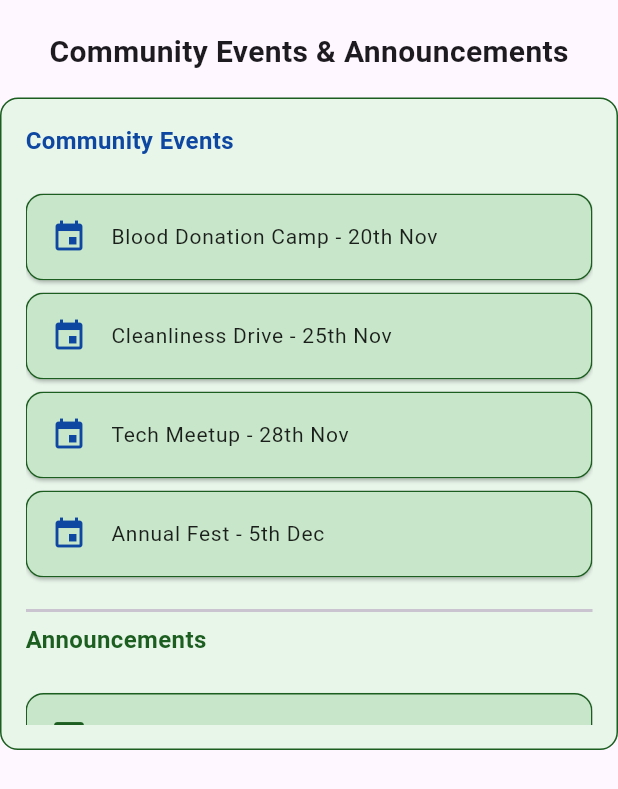
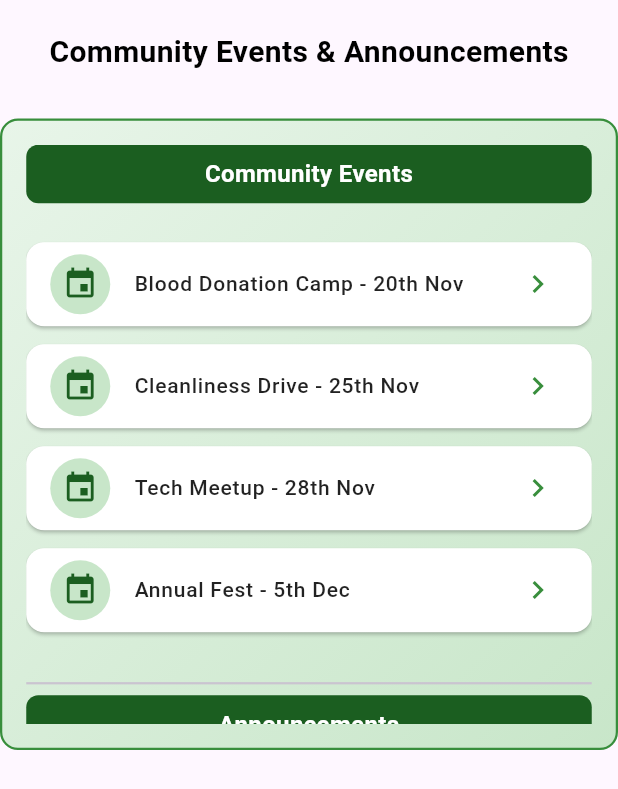
Before and after one commit to NK2552003/Hostel_Management_App, a Flutter app: the CommunityEvents widget shown alone on an empty page, opened directly, on a phone screen of 412 x 824 dp. Shown: the top 789 px of the screen. Run offline on Flutter 3.47's test engine with Material 3 defaults, Android fonts, the phone set to English and light mode, and no system bars; our stand-ins replace animated_splash_screen, fl_chart, flutter_svg, image_picker, smooth_page_indicator.

Commit message:
new changes

```diff
--- a/lib/components/event_list.dart
+++ b/lib/components/event_list.dart
@@ -29,100 +29,127 @@ class CommunityEvents extends StatelessWidget {
               style: TextStyle(
                 fontSize: 20,
                 fontWeight: FontWeight.bold,
+                color: Colors.black, // Match the primary color
               ),
             ),
           ),
-          const SizedBox(height: 16),
+          const SizedBox(height: 30),
           Expanded(
             child: Container(
               padding: const EdgeInsets.all(16),
               decoration: BoxDecoration(
-                color: Colors.green.shade50,
+                gradient: LinearGradient(
+                  colors: [Colors.green.shade50, Colors.green.shade100],
+                  begin: Alignment.topLeft,
+                  end: Alignment.bottomRight,
+                ),
                 borderRadius: BorderRadius.circular(12),
                 border: Border.all(
-                  color: Colors.green.shade900, // Border color
-                  width: 1, // Border width
+                  color: Colors.green.shade700, // Match primary color
+                  width: 1.5,
                 ),
               ),
               child: ListView(
                 children: [
                   // Community Events Section
-                  Text(
+                  Container(
+                    padding: const EdgeInsets.symmetric(vertical: 8),
+                    decoration: BoxDecoration(
+                      color: Colors.green.shade900, // Light accent for header
+                      borderRadius: BorderRadius.circular(8),
+                    ),
+                    child: Text(
                       "Community Events",
                       style: TextStyle(
                         fontSize: 16,
                         fontWeight: FontWeight.bold,
-                      color: Colors.blue.shade900,
+                        color: Colors.white, // Darker accent color
+                      ),
+                      textAlign: TextAlign.center,
                     ),
                   ),
                   const SizedBox(height: 20),
                   ...communityEvents.map((event) {
                     return Card(
-                      margin: const EdgeInsets.symmetric(vertical: 4),
+                      color: Colors.white,
+                      margin: const EdgeInsets.symmetric(vertical: 6),
+                      elevation: 1,
+                      shape: RoundedRectangleBorder(
+                        borderRadius: BorderRadius.circular(12),
+                      ),
                       child: ListTile(
-                        shape: RoundedRectangleBorder(
-                          borderRadius:
-                              BorderRadius.circular(12), // Circular border
-                          side: BorderSide(
-                            color: Colors.green.shade900, // Border color
-                            width: 1, // Border width
+                        leading: CircleAvatar(
+                          backgroundColor:
+                              Colors.green.shade100, // Accent shade
+                          child: Icon(
+                            Icons.event,
+                            color: Colors.green.shade900, // Match darker theme
                           ),
-                        ),
-                        tileColor:
-                            Colors.green.shade100, // Tile background color
-                        leading: Icon(
-                          Icons.event,
-                          color: Colors.blue.shade900,
                         ),
                         title: Text(
                           event,
                           style: const TextStyle(
                             fontSize: 14,
+                            fontWeight: FontWeight.w500,
                             color: Colors.black87,
                           ),
+                        ),
+                        trailing: Icon(
+                          Icons.chevron_right,
+                          color: Colors.green.shade700, // Primary theme color
                         ),
                       ),
                     );
                   }).toList(),
-                  const SizedBox(
-                    height: 10,
-                  ),
-                  const Divider(thickness: 2),
+                  const SizedBox(height: 20),
+                  const Divider(thickness: 1.5),
 
                   // Announcements Section
-                  Text(
+                  Container(
+                    padding: const EdgeInsets.symmetric(vertical: 8),
+                    decoration: BoxDecoration(
+                      color: Colors.green.shade900, // Light accent for header
+                      borderRadius: BorderRadius.circular(8),
+                    ),
+                    child: Text(
                       "Announcements",
                       style: TextStyle(
                         fontSize: 16,
                         fontWeight: FontWeight.bold,
-                      color: Colors.green.shade900,
+                        color: Colors.white, // Darker accent color
+                      ),
+                      textAlign: TextAlign.center,
                     ),
                   ),
                   const SizedBox(height: 20),
                   ...announcements.map((announcement) {
                     return Card(
-                      margin: const EdgeInsets.symmetric(vertical: 4),
+                      color: Colors.white,
+                      margin: const EdgeInsets.symmetric(vertical: 6),
+                      elevation: 1,
+                      shape: RoundedRectangleBorder(
+                        borderRadius: BorderRadius.circular(12),
+                      ),
                       child: ListTile(
-                        shape: RoundedRectangleBorder(
-                          borderRadius:
-                              BorderRadius.circular(12), // Circular border
-                          side: BorderSide(
-                            color: Colors.green.shade900, // Border color
-                            width: 1, // Border width
+                        leading: CircleAvatar(
+                          backgroundColor:
+                              Colors.green.shade100, // Accent shade
+                          child: Icon(
+                            Icons.announcement,
+                            color: Colors.green.shade900, // Match darker theme
                           ),
-                        ),
-                        tileColor:
-                            Colors.green.shade100, // Tile background color
-                        leading: Icon(
-                          Icons.announcement,
-                          color: Colors.green.shade900,
                         ),
                         title: Text(
                           announcement,
                           style: const TextStyle(
                             fontSize: 14,
+                            fontWeight: FontWeight.w500,
                             color: Colors.black87,
                           ),
+                        ),
+                        trailing: Icon(
+                          Icons.chevron_right,
+                          color: Colors.green.shade700, // Primary theme color
                         ),
                       ),
                     );
```
Also changed, not shown: lib/components/quick_access.dart (+61 -54 lines), lib/screens/Dashboards/hostler_dashboard.dart (+9 -13 lines), assets/comm.png (added), assets/contact.png (added), assets/doc.png (added), assets/help.png (added), assets/issue.png (added), assets/outing.png (added), assets/pay.png (added), assets/room.png (added), assets/security.png (added), 8 other files. Lines whose indentation alone changed are shown as unchanged.
